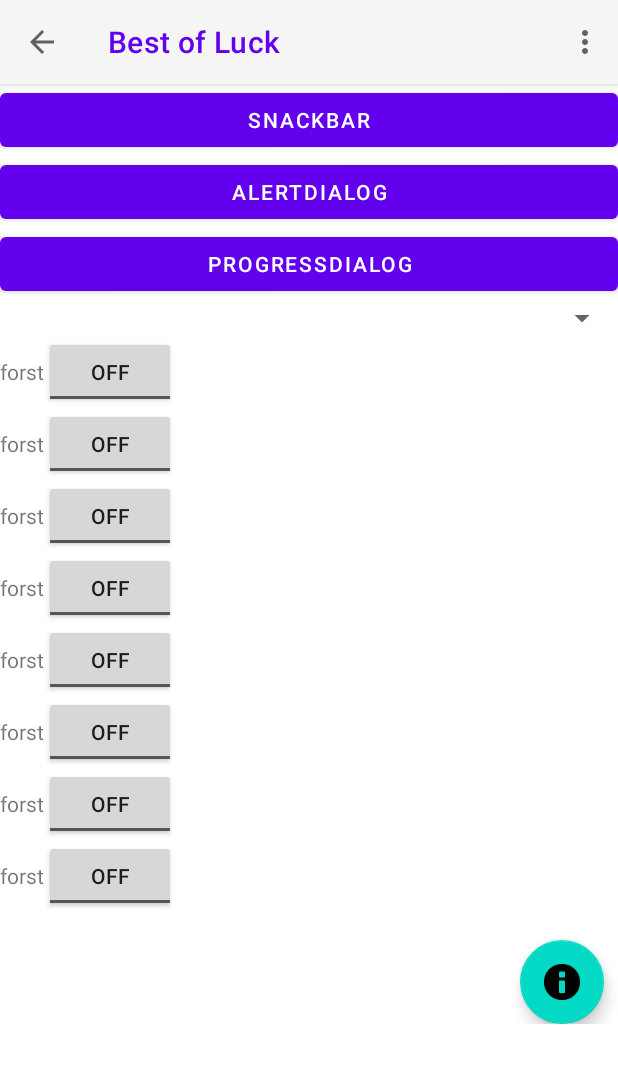
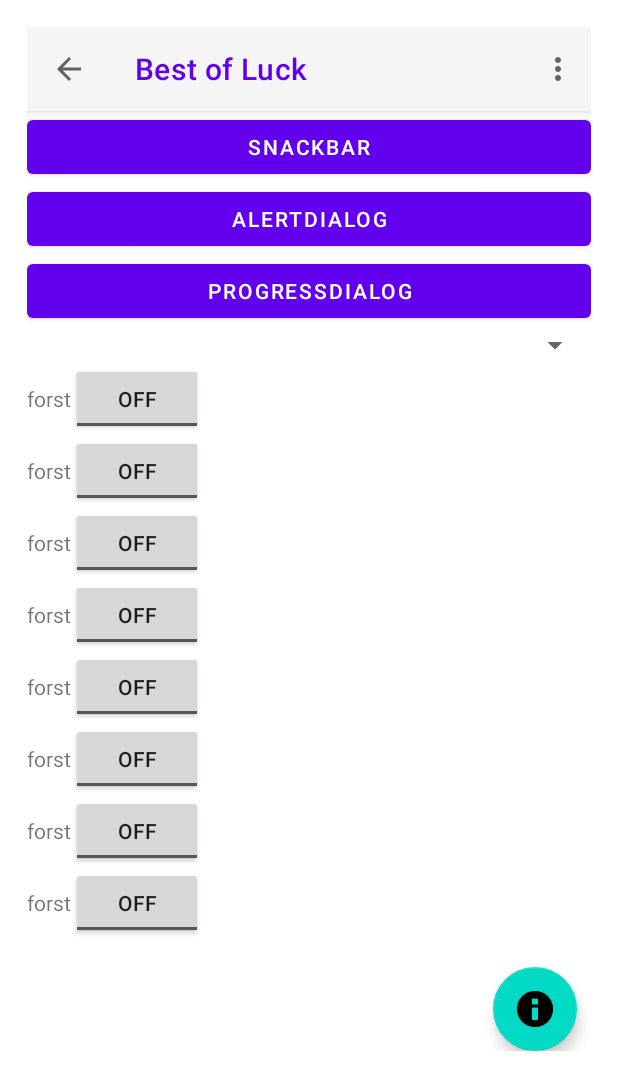
Before and after one commit to manojyeole/TestApplication, an Android app: the screen it shows after launch (SecondActivity), on a phone screen of 412 x 824 dp. Shown: the top 1090 px of the screen. Run offline under Robolectric (Android 15) with nearby library versions, the phone set to English and light mode, and no system bars.

Commit message:
This commit is done at office from MY

```diff
--- a/app/src/main/java/com/manorup/timepassapplication/SecondActivity.java
+++ b/app/src/main/java/com/manorup/timepassapplication/SecondActivity.java
@@ -6,12 +6,17 @@ import androidx.appcompat.app.AppCompatActivity;
 import android.os.Bundle;
 import android.view.Menu;
 import android.view.MenuItem;
+import android.view.View;
+import android.widget.Button;
+import android.widget.LinearLayout;
 import android.widget.Toast;
 
 import com.google.android.material.appbar.MaterialToolbar;
+import com.google.android.material.snackbar.Snackbar;
 
 public class SecondActivity extends AppCompatActivity {
-
+    Button button, button2;
+    LinearLayout layout;
 
     @Override
     protected void onCreate(Bundle savedInstanceState) {
@@ -21,6 +26,20 @@ public class SecondActivity extends AppCompatActivity {
         MaterialToolbar toolbar = findViewById(R.id.toolbar);
         setSupportActionBar(toolbar);
         getSupportActionBar().setDisplayHomeAsUpEnabled(true);
+
+        button = findViewById(R.id.button);
+        button2 = findViewById(R.id.button2);
+        layout = findViewById(R.id.layout);
+
+        Snackbar.make(layout,"Welcome MEssage",Snackbar.LENGTH_SHORT)
+                        .setAction("Start", new View.OnClickListener() {
+                            @Override
+                            public void onClick(View v) {
+                                //your code here
+                                Toast.makeText(SecondActivity.this, "Started", Toast.LENGTH_SHORT).show();
+                            }
+                        })
+                        .show();
 
     }
 
--- a/app/src/main/res/layout/activity_second.xml
+++ b/app/src/main/res/layout/activity_second.xml
@@ -4,6 +4,8 @@
     xmlns:tools="http://schemas.android.com/tools"
     android:layout_width="match_parent"
     android:layout_height="match_parent"
+    android:padding="18dp"
+    android:id="@+id/layout"
     android:orientation="vertical"
     tools:context=".SecondActivity">
 
```
Also changed, not shown: app/src/main/res/layout/activity_main.xml (+8 -1 lines).
